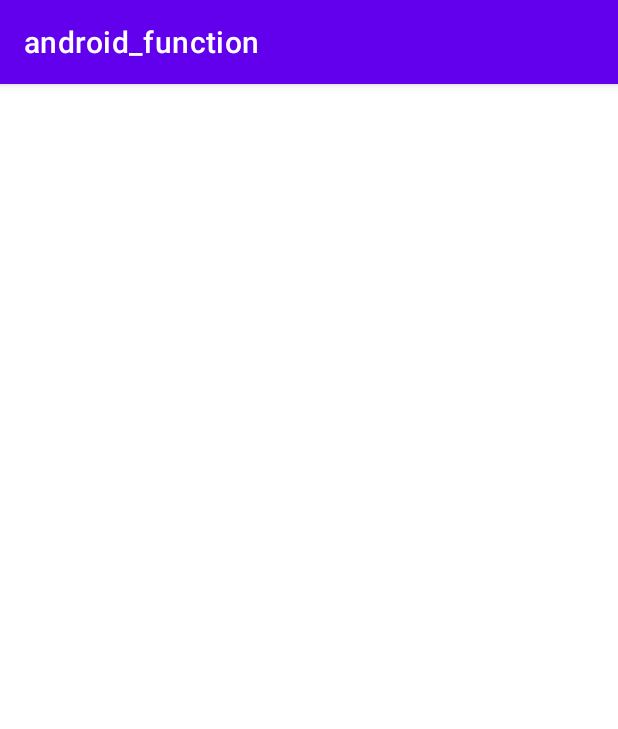
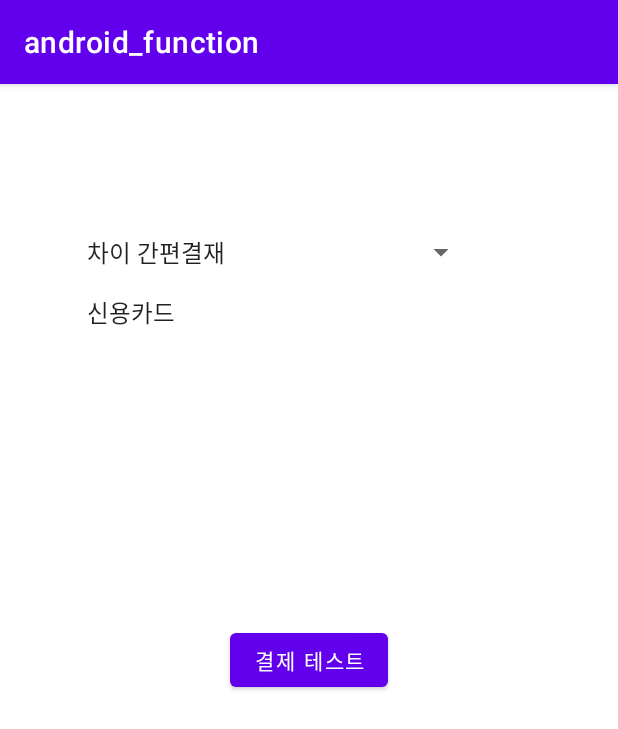
Before and after one commit to pioneer-d/andorid_function, an Android app: the IamportActivity screen opened directly, with no data from a screen before it, on a phone screen of 412 x 824 dp. Shown: the top 729 px of the screen. Run offline under Robolectric (Android 15) with nearby library versions, the phone set to English and light mode, and no system bars; libraries missing offline, so code that uses them is left out: com.iamport.sdk; 2 statements that could not run were skipped.

Commit message:
9_Modify Iamport Test Module
insert PG select spinner
insert PayMethod select spinner

```diff
--- a/app/src/main/java/com/android/function/MainActivity.kt
+++ b/app/src/main/java/com/android/function/MainActivity.kt
@@ -58,7 +58,7 @@ class MainActivity : AppCompatActivity(), View.OnClickListener {
 
         go_kakao = findViewById(R.id.go_kakao)
         go_kakao!!.setOnClickListener(this)
-        KakaoSdk.init(this,"9d372aeedfd14c280bd3a506c7c88302")
+        KakaoSdk.init(this,applicationContext.getString(R.string.kakao_app_key))
 
         go_Recycler = findViewById(R.id.go_Recycler)
         go_Recycler!!.setOnClickListener(this)
--- a/app/src/main/java/com/android/function/iamport/IamportActivity.kt
+++ b/app/src/main/java/com/android/function/iamport/IamportActivity.kt
@@ -2,59 +2,162 @@ package com.android.function.iamport
 
 import android.os.Bundle
 import android.util.Log
+import android.view.View
+import android.widget.*
 import androidx.appcompat.app.AppCompatActivity
 import com.android.function.R
 import com.iamport.sdk.data.sdk.IamPortRequest
-import com.iamport.sdk.data.sdk.PayMethod
 import com.iamport.sdk.domain.core.Iamport
 import java.util.*
 
 class IamportActivity : AppCompatActivity() {
 
+    var pg_spinner: Spinner? = null
+    var payment_method_spinner: Spinner? = null
+
+
     val thisName = "IamportActivity"
 
     // 결제 요청할 데이터 구성
-    val request = IamPortRequest(
-//        pg = "kakaopay",                                 // PG 사
-//        pay_method = PayMethod.kakaopay.name,          // 결제수단
-//        name = "test 주문 명",                         // 주문명
-//        merchant_uid = "test 주문번호",               // 주문번호
-//        amount = "3000",                           // 결제금액
-//        buyer_name = "홍길동"
-        pg = "tosspay",
-    pay_method = PayMethod.tosspay.name, //생략 가능
-    merchant_uid= Date().time.toString(), // 상점에서 관리하는 주문 번호
-    name = "주문명:결제테스트",
-    amount = "14000",
-    buyer_email = "iamport@siot.do",
-    buyer_name = "구매자이름",
-    buyer_tel = "010-1234-5678",
-    buyer_addr = "서울특별시 강남구 삼성동",
-    buyer_postcode = "123-456"
-    )
+
+    var pg: String = ""
+    var method: String = ""
 
     override fun onCreate(savedInstanceState: Bundle?) {
         super.onCreate(savedInstanceState)
         setContentView(R.layout.activity_iamport)
 
         Iamport.create(this.application)
-
         // SDK 초기화
         Iamport.init(this)
 
-        payment(request)
+        pg_spinner = findViewById(R.id.pg_spinner)
+        payment_method_spinner = findViewById<Spinner>(R.id.payment_method_spinner)
+
+
+        pg_spinner!!.adapter = ArrayAdapter.createFromResource(
+            this,
+            R.array.pg_spinner,
+            android.R.layout.simple_spinner_item
+        )
+        payment_method_spinner!!.adapter = ArrayAdapter.createFromResource(
+            this,
+            R.array.payment_method_spinner,
+            android.R.layout.simple_spinner_item
+        )
+
+        pg_spinner!!.onItemSelectedListener = object : AdapterView.OnItemSelectedListener {
+            override fun onItemSelected(
+                parent: AdapterView<*>?,
+                view: View?,
+                position: Int,
+                id: Long
+            ) {
+
+                when (position) {
+                    0 -> { pg = "chai" }
+                    1 -> { pg = "kcp" }
+                    2 -> { pg = "html5_inicis" }
+                    3 -> { pg = "kcp_billing" }
+                    4 -> { pg = "uplus" }
+                    5 -> { pg = "jtnet" }
+                    6 -> { pg = "kakaopay" }
+                    7 -> { pg = "nice" }
+                    8 -> { pg = "danal" }
+                    9 -> { pg = "danal_tpay" }
+                    10 -> { pg = "kicc" }
+                    11 -> { pg = "paypal" }
+                    12 -> { pg = "mobilians" }
+                    13 -> { pg = "payco" }
+                    14 -> { pg = "eximbay" }
+                    15 -> { pg = "settle" }
+                    16 -> { pg = "settle_firm" }
+                    17 -> { pg = "naverpay" }
+                    18 -> { pg = "smilepay" }
+                    19 -> { pg = "payple" }
+                    20 -> { pg = "alipay" }
+                    21 -> { pg = "bluewalnut" }
+                    22 -> { pg = "tosspay" }
+                    23 -> { pg = "smartro" }
+                }
+
+            }
+
+            override fun onNothingSelected(p0: AdapterView<*>?) {
+                Toast.makeText(applicationContext, "PG사를 선택해주세요", Toast.LENGTH_SHORT).show()
+            }
+
+        }
+
+        payment_method_spinner!!.onItemSelectedListener = object : AdapterView.OnItemSelectedListener{
+            override fun onItemSelected(
+                parent: AdapterView<*>?,
+                view: View?,
+                position: Int,
+                id: Long
+            ) {
+                when(position){
+                    0 -> {method = "card"}
+                    1 -> {method = "trans"}
+                    2 -> {method = "vbank"}
+                    3 -> {method = "phone"}
+                    4 -> {method = "samsung"}
+                    5 -> {method = "kpay"}
+                    6 -> {method = "kakaopay"}
+                    7 -> {method = "payco"}
+                    8 -> {method = "lpay"}
+                    9 -> {method = "ssgpay"}
+                    10 -> {method = "tosspay"}
+                    11 -> {method = "cultureland"}
+                    12 -> {method = "smartculture"}
+                    13 -> {method = "happymoney"}
+                    14 -> {method = "booknlife"}
+                    15 -> {method = "point"}
+                    16 -> {method = "unionpay"}
+                    17 -> {method = "alipay"}
+                    18 -> {method = "tenpay"}
+                    19 -> {method = "wechat"}
+                    20 -> {method = "molpay"}
+                    21 -> {method = "paysbuy"}
+                    22 -> {method = "naverpay"}
+                }
+            }
+
+            override fun onNothingSelected(p0: AdapterView<*>?) {
+
+            }
+
+        }
+
+
+        val payment_button = findViewById<Button>(R.id.payment_button)
+        payment_button.setOnClickListener(View.OnClickListener {
+            val request = IamPortRequest(
+                pg = pg,    // PG 사
+                pay_method = method, //결제수단
+                merchant_uid = Date().time.toString(), // 상점에서 관리하는 주문 번호
+                name = "주문명:결제테스트",                 // 주문명
+                amount = "14000",                      //결제금액
+                buyer_email = "iamport@siot.do",
+                buyer_name = "구매자이름",
+                buyer_tel = "010-1234-5678",
+                buyer_addr = "서울특별시 강남구 삼성동",
+                buyer_postcode = "123-456"
+            )
+            payment(request)
+        })
 
     }
 
-    fun payment(request : IamPortRequest){  //userCode에 API key 넣어야함.
-        Iamport.payment("",null,null, request,
+    fun payment(request: IamPortRequest) {  // 가맹점 식별코드 입력해야함.
+        Iamport.payment(applicationContext.getString(R.string.iamport_user_code), null, null, request,
             approveCallback = {
                 /* (Optional) CHAI 최종 결제전 콜백 함수. */
-                Log.e(thisName,"CHAI 최종 결제전 콜백 함수")
+                Log.e(thisName, "CHAI 최종 결제전 콜백 함수")
             },
             paymentResultCallback = {
-            /* 최종 결제결과 콜백 함수. */
-                Log.e(thisName,"최종 결제결과 콜백 함수")
+                /* 최종 결제결과 콜백 함수. */
+                Log.e(thisName, "최종 결제결과 콜백 함수")
             })
     }
 
--- a/app/src/main/res/layout/activity_iamport.xml
+++ b/app/src/main/res/layout/activity_iamport.xml
@@ -6,4 +6,39 @@
     android:layout_height="match_parent"
     tools:context=".iamport.IamportActivity">
 
+
+
+    <Spinner
+        android:id="@+id/pg_spinner"
+        android:layout_width="wrap_content"
+        android:layout_height="wrap_content"
+        app:layout_constraintTop_toTopOf="parent"
+        app:layout_constraintLeft_toLeftOf="parent"
+        android:layout_marginTop="100dp"
+        android:layout_marginLeft="50dp" />
+
+
+
+    <Spinner
+        android:id="@+id/payment_method_spinner"
+        android:layout_width="wrap_content"
+        android:layout_height="wrap_content"
+        app:layout_constraintTop_toTopOf="parent"
+        app:layout_constraintLeft_toLeftOf="parent"
+        android:layout_marginTop="140dp"
+        android:layout_marginLeft="50dp" />
+
+    <Button
+        android:id="@+id/payment_button"
+        android:layout_width="wrap_content"
+        android:layout_height="wrap_content"
+        android:text="결제 테스트"
+        app:layout_constraintTop_toTopOf="parent"
+        app:layout_constraintBottom_toBottomOf="parent"
+        app:layout_constraintLeft_toLeftOf="parent"
+        app:layout_constraintRight_toRightOf="parent" />
+
+
+
+
 </androidx.constraintlayout.widget.ConstraintLayout>
--- /dev/null
+++ b/app/src/main/res/values/iamport_spinner_arrays.xml
@@ -0,0 +1,58 @@
+<?xml version="1.0" encoding="utf-8"?>
+<resources>
+
+    <string-array name="pg_spinner">
+        <item>차이 간편결재</item>
+        <item>NHN KCP</item>
+        <item>이니시스웹표준</item>
+        <item>NHN KCP 정기결제</item>
+        <item>토스페이먼츠 - (구)LG유플러스</item>
+        <item>JTNet</item>
+        <item>카카오페이</item>
+        <item>나이스페이</item>
+        <item>다날휴대폰소액결제</item>
+        <item>다날일반결제</item>
+        <item>한국정보통신</item>
+        <item>페이팔</item>
+        <item>모빌리언스 휴대폰소액결제</item>
+        <item>페이코</item>
+        <item>엑심베이</item>
+        <item>세틀뱅크</item>
+        <item>세틀뱅크_펌</item>
+        <item>네이버페이-결제형</item>
+        <item>스마일페이</item>
+        <item>페이플</item>
+        <item>알리페이</item>
+        <item>bluewalnut</item>
+        <item>간편결제 - 토스</item>
+        <item>스마트로</item>
+    </string-array>
+
+    <string-array name="payment_method_spinner">
+        <item>신용카드</item>
+        <item>실시간계좌이체</item>
+        <item>가상계좌</item>
+        <item>휴대폰소액결제</item>
+        <item>삼성페이 / 이니시스, KCP 전용</item>
+        <item>KPay앱 직접호출 / 이니시스 전용</item>
+        <item>카카오페이 직접호출 / 이니시스, KCP, 나이스페이먼츠 전용</item>
+        <item>페이코 직접호출 / 이니시스, KCP 전용</item>
+        <item>LPAY 직접호출 / 이니시스 전용</item>
+        <item>SSG페이 직접호출 / 이니시스 전용</item>
+        <item>토스간편결제 직접호출 / 이니시스 전용</item>
+        <item>문화상품권 / 이니시스, LGU+, KCP 전용</item>
+        <item>스마트문상 / 이니시스, LGU+, KCP 전용</item>
+        <item>해피머니 / 이니시스, KCP 전용</item>
+        <item>도서문화상품권 / LGU+, KCP 전용</item>
+        <item>베네피아 포인트 등 포인트 결제 / KCP 전용</item>
+        <item>유니온페이</item>
+        <item>알리페이</item>
+        <item>텐페이</item>
+        <item>위챗페이</item>
+        <item>몰페이</item>
+        <item>태국 paysbuy</item>
+        <item>네이버페이</item>
+    </string-array>
+
+
+</resources>
```
Also changed, not shown: 1 other file.
